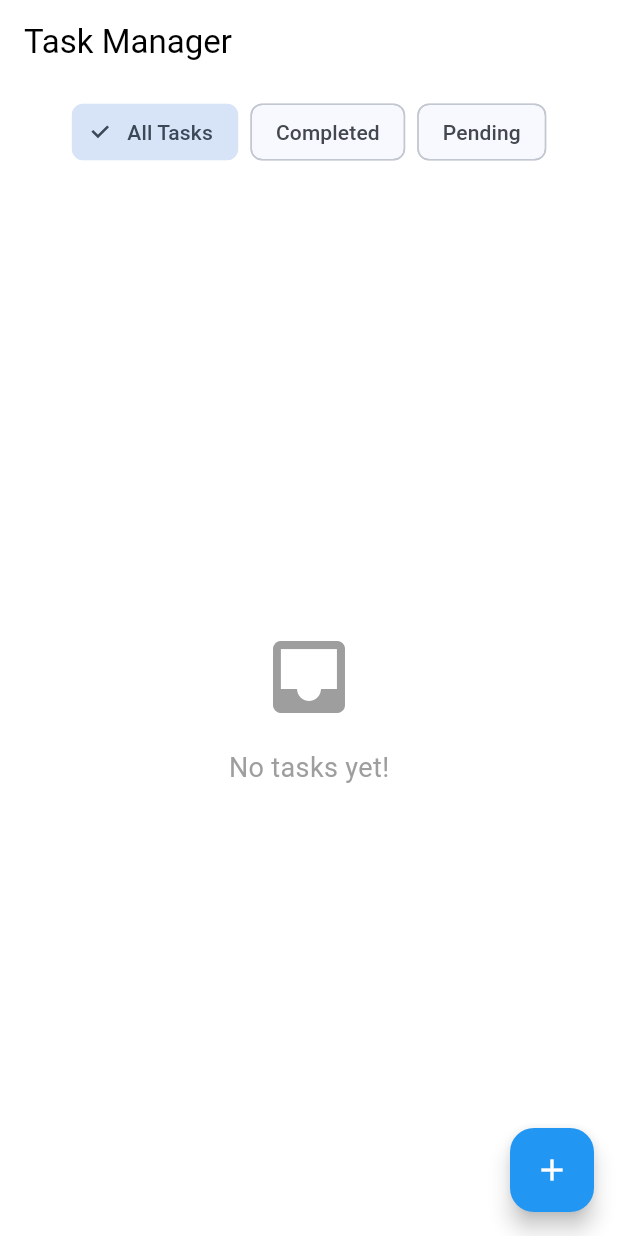
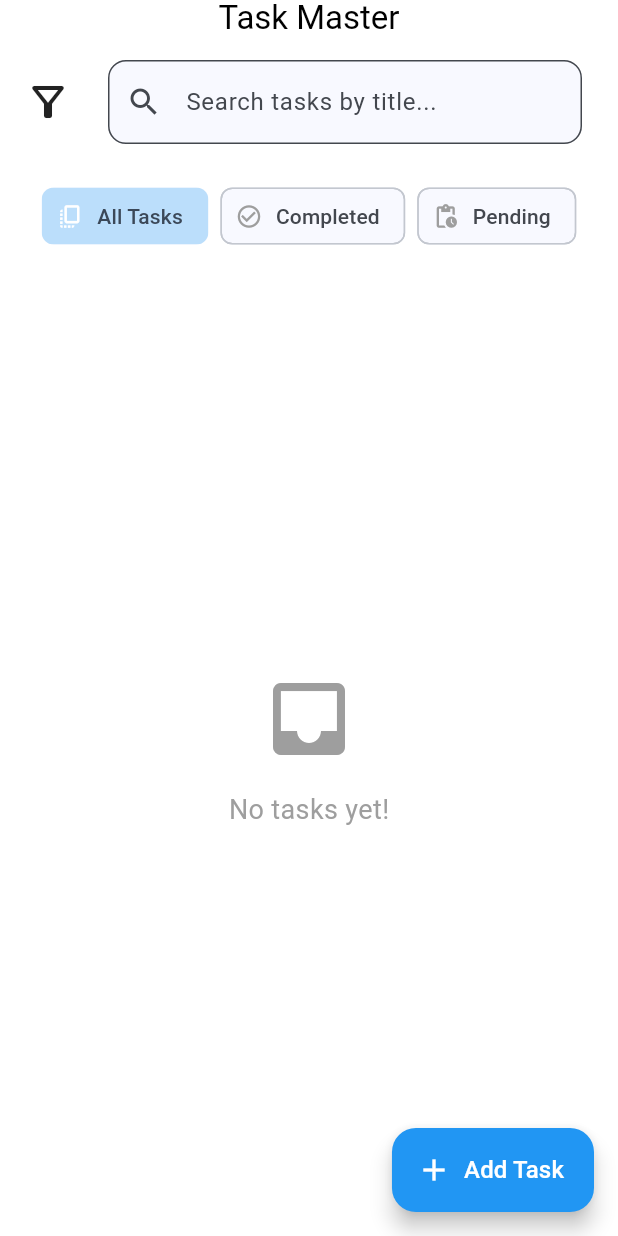
Before and after one commit to prachiV84/offline_first_task_manager, a Flutter app: the screen it shows after launch, on a phone screen of 412 x 824 dp. Run offline on Flutter 3.47's test engine with Material 3 defaults, Android fonts, the phone set to English and light mode, and no system bars; our stand-ins replace dartz, equatable, flutter_bloc, get_it, hive, hive_flutter; accounts and stored records are empty.

Commit message:
Filter widget - maintained consistency - color wrt modes - implemented dark and light mode

```diff
--- a/lib/core/error/failures.dart
+++ b/lib/core/error/failures.dart
@@ -1,7 +1,5 @@
 import 'package:equatable/equatable.dart';
 
-/// Base class for all failures
-/// Follows: Single Responsibility Principle
 abstract class Failure extends Equatable {
   final String message;
 
@@ -11,17 +9,14 @@ abstract class Failure extends Equatable {
   List<Object> get props => [message];
 }
 
-/// Cache-related failures
 class CacheFailure extends Failure {
   const CacheFailure([super.message = 'Cache error occurred']);
 }
 
-/// Validation failures
 class ValidationFailure extends Failure {
   const ValidationFailure(super.message);
 }
 
-/// Generic failures
 class UnexpectedFailure extends Failure {
   const UnexpectedFailure([super.message = 'Unexpected error occurred']);
 }
--- a/lib/core/theme/app_theme.dart
+++ b/lib/core/theme/app_theme.dart
@@ -26,4 +26,31 @@ class AppTheme {
       border: OutlineInputBorder(),
     ),
   );
+
+  static final darkTheme = ThemeData(
+    colorScheme: ColorScheme.fromSeed(
+        seedColor: Colors.blue, brightness: Brightness.dark),
+    useMaterial3: true,
+    brightness: Brightness.dark,
+    scaffoldBackgroundColor: Colors.black,
+    appBarTheme: const AppBarTheme(
+      backgroundColor: Colors.black,
+      foregroundColor: Colors.white,
+      elevation: 0,
+    ),
+    floatingActionButtonTheme: const FloatingActionButtonThemeData(
+      backgroundColor: Colors.blue,
+      foregroundColor: Colors.white,
+    ),
+    cardTheme: CardThemeData(
+      color: Colors.grey[900],
+      elevation: 2,
+      shape: const RoundedRectangleBorder(
+        borderRadius: BorderRadius.all(Radius.circular(12)),
+      ),
+    ),
+    inputDecorationTheme: const InputDecorationTheme(
+      border: OutlineInputBorder(),
+    ),
+  );
 }
--- a/lib/features/task_management/domain/enums/task_filter.dart
+++ b/lib/features/task_management/domain/enums/task_filter.dart
@@ -1,9 +1,24 @@
+import 'package:flutter/material.dart';
+
 enum TaskFilter {
-  all('All Tasks'),
-  completed('Completed'),
-  pending('Pending');
+  all(
+    displayName: 'All Tasks',
+    icon: Icons.copy_all,
+  ),
+  completed(
+    displayName: 'Completed',
+    icon: Icons.check_circle_outline,
+  ),
+  pending(
+    displayName: 'Pending',
+    icon: Icons.pending_actions,
+  );
 
-  const TaskFilter(this.displayName);
+  const TaskFilter({
+    required this.displayName,
+    required this.icon,
+  });
 
   final String displayName;
+  final IconData icon;
 }
--- a/lib/features/task_management/presentation/screens/task_list_screen.dart
+++ b/lib/features/task_management/presentation/screens/task_list_screen.dart
@@ -8,19 +8,92 @@ import '../widgets/filter_chips_widget.dart';
 import '../widgets/task_item_widget.dart';
 import 'add_edit_task_screen.dart';
 
-class TaskListScreen extends StatelessWidget {
+class TaskListScreen extends StatefulWidget {
   const TaskListScreen({super.key});
+
+  @override
+  State<TaskListScreen> createState() => _TaskListScreenState();
+}
+
+class _TaskListScreenState extends State<TaskListScreen> {
+  final TextEditingController _searchController = TextEditingController();
+  String _searchQuery = '';
+  String _sortBy = 'date';
+
+  @override
+  void initState() {
+    super.initState();
+    _searchController.addListener(() {
+      setState(() {
+        _searchQuery = _searchController.text;
+      });
+    });
+  }
+
+  @override
+  void dispose() {
+    _searchController.dispose();
+    super.dispose();
+  }
 
   @override
   Widget build(BuildContext context) {
     return Scaffold(
       appBar: AppBar(
-        title: const Text('Task Manager'),
+        title: const Text('Task Master'),
+        centerTitle: true,
         elevation: 0,
+        bottom: PreferredSize(
+          preferredSize: const Size.fromHeight(56),
+          child: Padding(
+            padding: const EdgeInsets.all(8.0),
+            child: Row(
+              mainAxisAlignment: MainAxisAlignment.start,
+              children: [
+                PopupMenuButton<String>(
+                  onSelected: (value) {
+                    setState(() {
+                      _sortBy = value;
+                    });
+                  },
+                  itemBuilder: (context) => [
+                    const PopupMenuItem(
+                        value: 'date', child: Text('Sort by Due Date')),
+                    const PopupMenuItem(
+                        value: 'priority', child: Text('Sort by Priority')),
+                  ],
+                  icon: Icon(
+                    Icons.filter_alt_outlined,
+                    color: Theme.of(context).iconTheme.color,
+                    size: 32,
                   ),
-      body: Column(
+                ),
+                Expanded(
+                  child: Padding(
+                    padding:
+                        const EdgeInsets.symmetric(horizontal: 16, vertical: 8),
+                    child: TextField(
+                      controller: _searchController,
+                      decoration: InputDecoration(
+                        hintText: 'Search tasks by title...',
+                        prefixIcon: const Icon(Icons.search),
+                        border: OutlineInputBorder(
+                          borderRadius: BorderRadius.circular(12),
+                        ),
+                        filled: true,
+                        fillColor: Theme.of(context).cardColor,
+                      ),
+                    ),
+                  ),
+                ),
+              ],
+            ),
+          ),
+        ),
+      ),
+      body: SafeArea(
+        child: Column(
           children: [
-          // Filter chips
             BlocBuilder<TaskCubit, TaskState>(
               builder: (context, state) {
                 if (state is TaskLoaded) {
@@ -34,10 +107,44 @@ class TaskListScreen extends StatelessWidget {
                 return const SizedBox.shrink();
               },
             ),
-          // Task list
             Expanded(
               child: BlocBuilder<TaskCubit, TaskState>(
                 builder: (context, state) {
+                  List filtered = [];
+                  if (state is TaskLoaded) {
+                    filtered = state.filteredTasks
+                        .where((task) => task.title
+                            .toLowerCase()
+                            .contains(_searchQuery.toLowerCase()))
+                        .toList();
+                    if (_sortBy == 'priority') {
+                      filtered.sort((a, b) =>
+                          b.priority.value.compareTo(a.priority.value));
+                    } else if (_sortBy == 'date') {
+                      filtered.sort((a, b) {
+                        if (a.dueDate == null && b.dueDate == null) return 0;
+                        if (a.dueDate == null) return 1;
+                        if (b.dueDate == null) return -1;
+                        return a.dueDate!.compareTo(b.dueDate!);
+                      });
+                    } else if (_sortBy == 'today') {
+                      final today = DateTime.now();
+                      filtered = filtered
+                          .where((task) =>
+                              task.dueDate != null &&
+                              task.dueDate!.year == today.year &&
+                              task.dueDate!.month == today.month &&
+                              task.dueDate!.day == today.day)
+                          .toList();
+                    } else if (_sortBy == 'upcoming') {
+                      final now = DateTime.now();
+                      filtered = filtered
+                          .where((task) =>
+                              task.dueDate != null &&
+                              task.dueDate!.isAfter(now))
+                          .toList();
+                    }
+                  }
                   return switch (state) {
                     TaskInitial() => const Center(
                         child: Text('Welcome! Loading your tasks...'),
@@ -49,7 +156,8 @@ class TaskListScreen extends StatelessWidget {
                         child: Column(
                           mainAxisAlignment: MainAxisAlignment.center,
                           children: [
-                          const Icon(Icons.error, size: 64, color: Colors.red),
+                            const Icon(Icons.error,
+                                size: 64, color: Colors.red),
                             const SizedBox(height: 16),
                             Text(message, textAlign: TextAlign.center),
                             const SizedBox(height: 16),
@@ -70,18 +178,20 @@ class TaskListScreen extends StatelessWidget {
                         _filterTasks(currentTasks, currentFilter),
                         isLoading: true,
                       ),
-                  TaskLoaded(:final filteredTasks) => filteredTasks.isEmpty
+                    TaskLoaded() => filtered.isEmpty
                         ? const EmptyStateWidget()
-                      : _buildTaskList(context, filteredTasks),
+                        : _buildTaskList(context, filtered),
                   };
                 },
               ),
             ),
           ],
         ),
-      floatingActionButton: FloatingActionButton(
+      ),
+      floatingActionButton: FloatingActionButton.extended(
         onPressed: () => _navigateToAddTask(context),
-        child: const Icon(Icons.add),
+        icon: const Icon(Icons.add),
+        label: const Text('Add Task', style: TextStyle(fontSize: 16)),
       ),
     );
   }
@@ -110,7 +220,7 @@ class TaskListScreen extends StatelessWidget {
                 ScaffoldMessenger.of(context).hideCurrentSnackBar();
                 ScaffoldMessenger.of(context).showSnackBar(
                   SnackBar(
-                    content: Text('Task deleted'),
+                    content: const Text('Task deleted'),
                     action: SnackBarAction(
                       label: 'Undo',
                       onPressed: () {
--- a/lib/features/task_management/presentation/widgets/empty_state_widget.dart
+++ b/lib/features/task_management/presentation/widgets/empty_state_widget.dart
@@ -5,10 +5,10 @@ class EmptyStateWidget extends StatelessWidget {
 
   @override
   Widget build(BuildContext context) {
-    return Center(
+    return const Center(
       child: Column(
         mainAxisAlignment: MainAxisAlignment.center,
-        children: const [
+        children: [
           Icon(Icons.inbox, size: 64, color: Colors.grey),
           SizedBox(height: 16),
           Text('No tasks yet!',
--- a/lib/features/task_management/presentation/widgets/filter_chips_widget.dart
+++ b/lib/features/task_management/presentation/widgets/filter_chips_widget.dart
@@ -4,23 +4,33 @@ import '../../domain/enums/task_filter.dart';
 class FilterChipsWidget extends StatelessWidget {
   final TaskFilter currentFilter;
   final ValueChanged<TaskFilter> onFilterChanged;
-  const FilterChipsWidget(
-      {super.key, required this.currentFilter, required this.onFilterChanged});
+
+  const FilterChipsWidget({
+    super.key,
+    required this.currentFilter,
+    required this.onFilterChanged,
+  });
 
   @override
   Widget build(BuildContext context) {
     return Padding(
-      padding: const EdgeInsets.symmetric(vertical: 8.0),
-      child: Row(
-        mainAxisAlignment: MainAxisAlignment.center,
+      padding: const EdgeInsets.symmetric(vertical: 8.0, horizontal: 8.0),
+      child: Wrap(
+        spacing: 8.0,
         children: TaskFilter.values.map((filter) {
-          return Padding(
-            padding: const EdgeInsets.symmetric(horizontal: 4.0),
-            child: ChoiceChip(
-              label: Text(filter.displayName),
-              selected: currentFilter == filter,
-              onSelected: (_) => onFilterChanged(filter),
+          final bool isSelected = currentFilter == filter;
+
+          return ChoiceChip(
+            avatar: Icon(
+              filter.icon,
+              size: 18,
+              color: isSelected ? Colors.white : Colors.grey,
             ),
+            label: Text(filter.displayName),
+            showCheckmark: false,
+            selected: isSelected,
+            selectedColor: Theme.of(context).primaryColorLight,
+            onSelected: (bool selected) => onFilterChanged(filter),
           );
         }).toList(),
       ),
--- a/lib/features/task_management/presentation/widgets/task_item_widget.dart
+++ b/lib/features/task_management/presentation/widgets/task_item_widget.dart
@@ -17,16 +17,18 @@ class TaskItemWidget extends StatelessWidget {
 
   @override
   Widget build(BuildContext context) {
+    final isCompleted = task.isCompleted;
     return Dismissible(
       key: ValueKey(task.id),
-      direction: DismissDirection.endToStart,
+      direction:
+          isCompleted ? DismissDirection.none : DismissDirection.endToStart,
       background: Container(
         color: Colors.red,
         alignment: Alignment.centerRight,
         padding: const EdgeInsets.symmetric(horizontal: 20),
         child: const Icon(Icons.delete, color: Colors.white),
       ),
-      onDismissed: (_) => onDelete(),
+      onDismissed: isCompleted ? null : (_) => onDelete(),
       child: Card(
         child: ListTile(
           onTap: onTap,
@@ -56,7 +58,8 @@ class TaskItemWidget extends StatelessWidget {
                   PriorityChipWidget(priority: task.priority),
                   if (task.dueDate != null) ...[
                     const SizedBox(width: 8),
-                    Icon(Icons.calendar_today, size: 16, color: Colors.grey),
+                    const Icon(Icons.calendar_today,
+                        size: 16, color: Colors.grey),
                     const SizedBox(width: 2),
                     Text(
                       '${task.dueDate!.day}/${task.dueDate!.month}/${task.dueDate!.year}',
@@ -69,7 +72,8 @@ class TaskItemWidget extends StatelessWidget {
           ),
           trailing: IconButton(
             icon: const Icon(Icons.edit),
-            onPressed: onTap,
+            onPressed: isCompleted ? null : onTap,
+            color: isCompleted ? Colors.grey : null,
           ),
         ),
       ),
```
Lines whose indentation alone changed are shown as unchanged.
